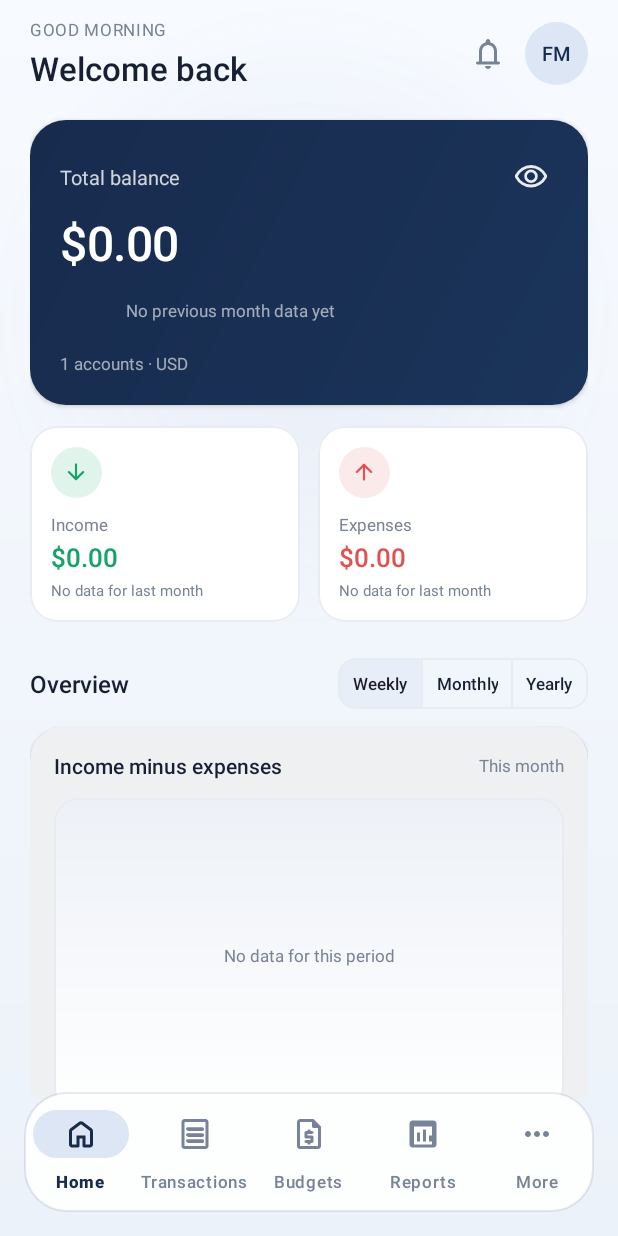
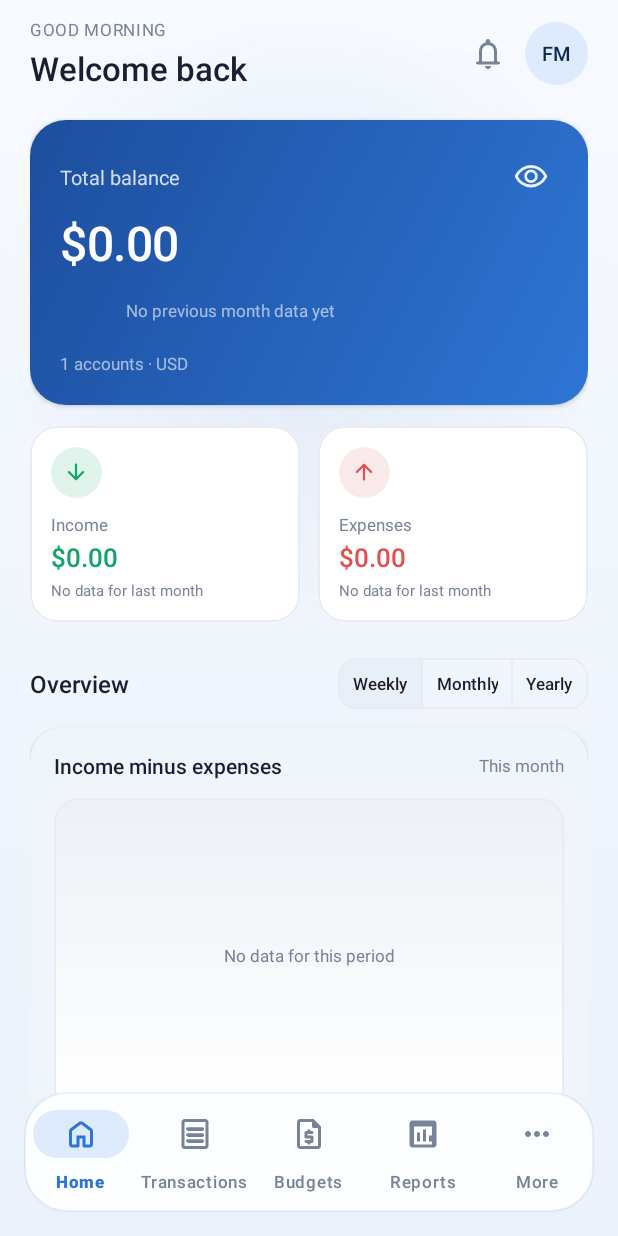
Before and after one commit to Hedayatbakhshi/Finance-Manager, an Android app: the screen it shows after launch (MainActivity), on a phone screen of 412 x 824 dp. Run offline under Robolectric (Android 15) with nearby library versions, the phone set to English and light mode, and no system bars; our stand-ins replace Room's generated code, navigation-ui; libraries missing offline, so code that uses them is left out: com.github.mikephil.charting; plain views replace LineChart; 12 statements that could not run were skipped.

Commit message:
Match the light theme to the blue accent family
Replace the navy brand colors with a brighter blue primary, blue hero
gradient and cool neutral surfaces so light and dark share one identity.

🤖 Generated with Codebuff
Co-Authored-By: Codebuff <noreply@codebuff.com>

```diff
--- a/app/src/main/java/com/financemanager/app/adapters/RecurringAdapter.java
+++ b/app/src/main/java/com/financemanager/app/adapters/RecurringAdapter.java
@@ -102,7 +102,7 @@ public class RecurringAdapter extends ListAdapter<RecurringTransaction, Recurrin
                 binding.amount.setTextColor(UiUtils.color(context, R.color.expense));
             }
             binding.icon.setImageResource(R.drawable.ic_action_repeat);
-            UiUtils.tintIconTile(binding.iconContainer, binding.icon, "#5B7FA6");
+            UiUtils.tintIconTile(binding.iconContainer, binding.icon, "#5A87C0");
             binding.active.setOnCheckedChangeListener(null);
             binding.active.setChecked(recurring.active);
             binding.active.setOnCheckedChangeListener((buttonView, isChecked) -> {
--- a/app/src/main/java/com/financemanager/app/adapters/TransactionAdapter.java
+++ b/app/src/main/java/com/financemanager/app/adapters/TransactionAdapter.java
@@ -104,7 +104,7 @@ public class TransactionAdapter
                         R.string.transfer_between, from, to) + " · "
                         + DateUtils.friendlyDate(binding.getRoot().getContext(), transaction.date));
                 binding.icon.setImageResource(R.drawable.ic_action_transfer);
-                UiUtils.tintIconTile(binding.iconContainer, binding.icon, "#5B7FA6");
+                UiUtils.tintIconTile(binding.iconContainer, binding.icon, "#5A87C0");
                 binding.amount.setText(Money.format(transaction.amountMinor, currency));
                 binding.amount.setTextColor(MaterialColors.getColor(binding.getRoot(),
                         com.google.android.material.R.attr.colorOnSurface));
--- a/app/src/main/java/com/financemanager/app/ui/data/DataFragment.java
+++ b/app/src/main/java/com/financemanager/app/ui/data/DataFragment.java
@@ -154,7 +154,7 @@ public class DataFragment extends Fragment {
         row.icon.setImageResource(icon);
         row.title.setText(title);
         row.subtitle.setText(subtitle);
-        UiUtils.tintIconTile(row.iconContainer, row.icon, "#5B7FA6");
+        UiUtils.tintIconTile(row.iconContainer, row.icon, "#5A87C0");
         row.getRoot().setOnClickListener(v -> {
             if (!busy) {
                 action.run();
--- a/app/src/main/java/com/financemanager/app/ui/household/HouseholdExpenseEditorFragment.java
+++ b/app/src/main/java/com/financemanager/app/ui/household/HouseholdExpenseEditorFragment.java
@@ -170,7 +170,7 @@ public class HouseholdExpenseEditorFragment extends Fragment {
         List<PickerItem> items = new ArrayList<>();
         for (HouseholdCategory link : categoryLinks) {
             PickerItem item = new PickerItem(link.id, categoryName(link.categoryId), "",
-                    "cat_other", "#5B7FA6");
+                    "cat_other", "#5A87C0");
             items.add(item);
             item.title = categoryName(link.categoryId);
         }
@@ -204,7 +204,7 @@ public class HouseholdExpenseEditorFragment extends Fragment {
         picker = PICK_MEMBER;
         List<PickerItem> items = new ArrayList<>();
         for (HouseholdMember member : members) {
-            items.add(new PickerItem(member.id, member.name, "", "action_person", "#5B7FA6"));
+            items.add(new PickerItem(member.id, member.name, "", "action_person", "#5A87C0"));
         }
         PickerBottomSheet.show(getParentFragmentManager(),
                 getString(R.string.household_all_members), items,
--- a/app/src/main/java/com/financemanager/app/ui/more/MoreFragment.java
+++ b/app/src/main/java/com/financemanager/app/ui/more/MoreFragment.java
@@ -90,7 +90,7 @@ public class MoreFragment extends Fragment {
         row.icon.setImageResource(icon);
         row.title.setText(title);
         row.subtitle.setText(subtitle);
-        UiUtils.tintIconTile(row.iconContainer, row.icon, "#5B7FA6");
+        UiUtils.tintIconTile(row.iconContainer, row.icon, "#5A87C0");
         row.getRoot().setOnClickListener(v -> action.run());
         container.addView(row.getRoot());
     }
--- a/app/src/main/res/values/colors.xml
+++ b/app/src/main/res/values/colors.xml
@@ -1,10 +1,10 @@
 <?xml version="1.0" encoding="utf-8"?>
 <resources>
     <!-- Brand palette (light) -->
-    <color name="primary">#172B4D</color>
-    <color name="primary_dark">#101D33</color>
-    <color name="secondary">#5B7FA6</color>
-    <color name="background">#F5F7FA</color>
+    <color name="primary">#2E75D4</color>
+    <color name="primary_dark">#1F58A8</color>
+    <color name="secondary">#5A87C0</color>
+    <color name="background">#F6F8FB</color>
     <color name="surface">#FFFFFF</color>
     <color name="on_primary">#FFFFFF</color>
     <color name="text_primary">#172033</color>
@@ -15,28 +15,28 @@
     <color name="divider">#E8ECF2</color>
     <!-- Frosted, floating bottom navigation -->
     <color name="nav_glass_fill">#E6FFFFFF</color>
-    <color name="nav_glass_stroke">#1A172B4D</color>
+    <color name="nav_glass_stroke">#1A2E75D4</color>
 
     <color name="surface_variant">#EDF1F7</color>
-    <color name="primary_container">#DCE6F5</color>
-    <color name="on_primary_container">#172B4D</color>
-    <color name="secondary_container">#E7EEF7</color>
+    <color name="primary_container">#DDEBFC</color>
+    <color name="on_primary_container">#0B2A47</color>
+    <color name="secondary_container">#E7EFF9</color>
     <color name="success_container">#E1F4EC</color>
     <color name="expense_container">#FBEAEA</color>
     <color name="warning_container">#FCF1DE</color>
-    <color name="ripple">#1F172B4D</color>
+    <color name="ripple">#1F2E75D4</color>
     <color name="scrim">#66000000</color>
     <color name="chart_grid">#E8ECF2</color>
     <color name="white">#FFFFFF</color>
     <color name="black">#000000</color>
 
-    <color name="balance_card_start">#1B345A</color>
-    <color name="balance_card_end">#172B4D</color>
+    <color name="balance_card_start">#2E75D4</color>
+    <color name="balance_card_end">#1D4E9E</color>
 
     <!-- App background gradient -->
     <color name="app_gradient_start">#F7FAFF</color>
-    <color name="app_gradient_end">#ECF2F9</color>
-    <color name="app_gradient_glow">#145B7FA6</color>
+    <color name="app_gradient_end">#EBF2FB</color>
+    <color name="app_gradient_glow">#1F5A87C0</color>
 
     <!-- Dark theme: OLED black with a blue accent -->
     <color name="dark_background">#000000</color>
```
Also changed, not shown: app/src/main/java/com/financemanager/app/ui/household/HouseholdExpensesFragment.java (+4 -4 lines).
